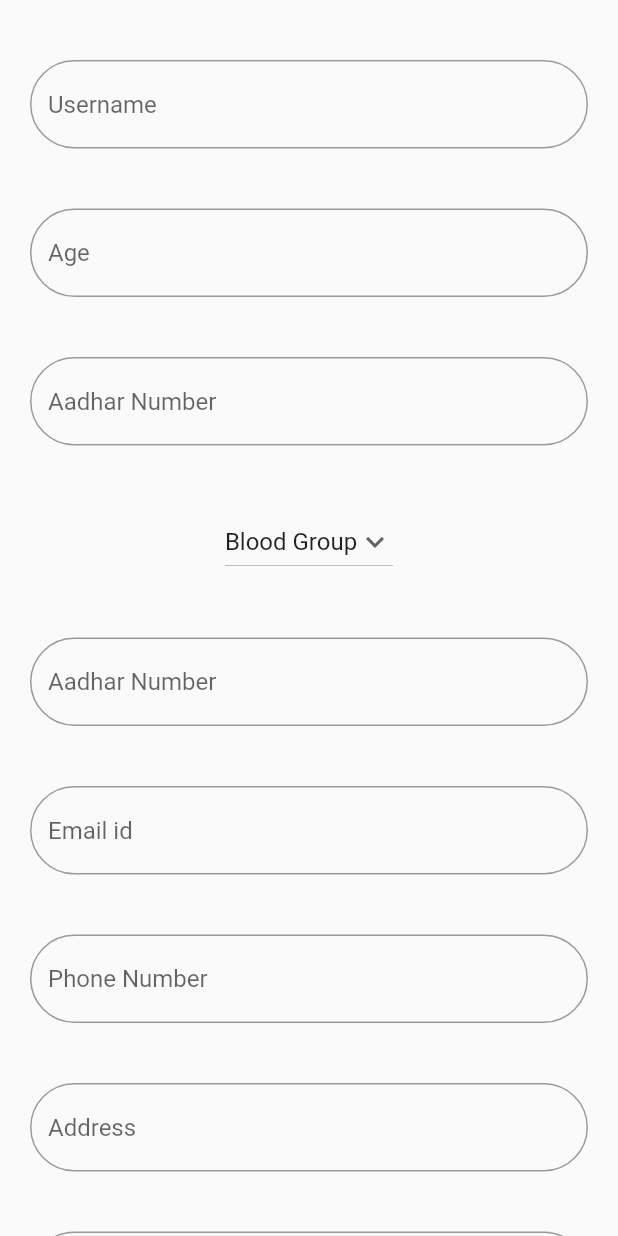
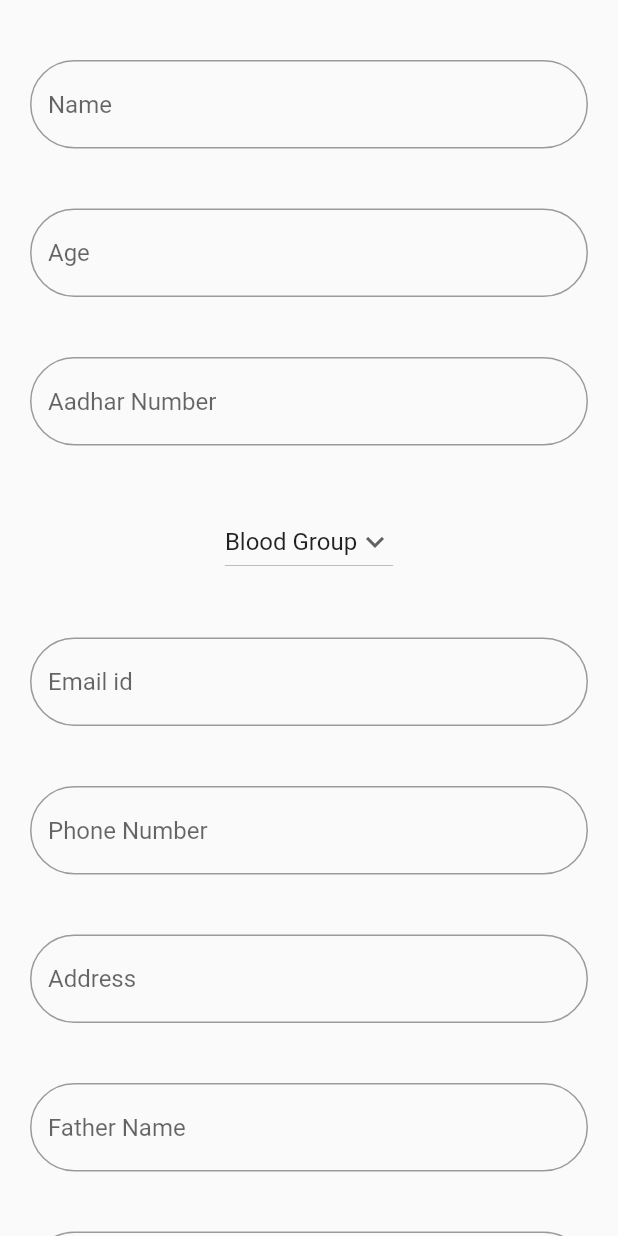
Before and after one commit to Rahulr2101/Vault, a Flutter app: the screen it shows after launch, on a phone screen of 412 x 824 dp. Run offline on Flutter 3.47's test engine with Material 2 defaults, Android fonts, the phone set to English and light mode, and no system bars; our stand-ins replace basic_utils, cloud_firestore, firebase_core; accounts and stored records are empty.

Commit message:
Completed Form with firestone

```diff
--- a/lib/form.dart
+++ b/lib/form.dart
@@ -1,5 +1,6 @@
 import 'package:flutter/material.dart';
 import 'package:cloud_firestore/cloud_firestore.dart';
+import 'package:basic_utils/basic_utils.dart';
 
 class form extends StatefulWidget {
   const form({super.key});
@@ -32,8 +33,9 @@ class _formState extends State<form> {
           padding: const EdgeInsets.only(left: 20, top: 40, right: 20),
           child: Column(children: [
             TextField(
+              controller: nameController,
               decoration: InputDecoration(
-                  hintText: 'Username',
+                  hintText: 'Name',
                   border: OutlineInputBorder(
                       borderRadius: BorderRadius.circular(40))),
             )
@@ -43,6 +45,7 @@ class _formState extends State<form> {
           padding: const EdgeInsets.only(left: 20, top: 40, right: 20),
           child: Column(children: [
             TextField(
+              controller: ageController,
               decoration: InputDecoration(
                   hintText: 'Age',
                   border: OutlineInputBorder(
@@ -54,6 +57,7 @@ class _formState extends State<form> {
           padding: const EdgeInsets.only(left: 20, top: 40, right: 20),
           child: Column(children: [
             TextField(
+              controller: aadharController,
               decoration: InputDecoration(
                   hintText: 'Aadhar Number',
                   border: OutlineInputBorder(
@@ -82,17 +86,7 @@ class _formState extends State<form> {
           padding: const EdgeInsets.only(left: 20, top: 40, right: 20),
           child: Column(children: [
             TextField(
-              decoration: InputDecoration(
-                  hintText: 'Aadhar Number',
-                  border: OutlineInputBorder(
-                      borderRadius: BorderRadius.circular(40))),
-            )
-          ]),
-        ),
-        Container(
-          padding: const EdgeInsets.only(left: 20, top: 40, right: 20),
-          child: Column(children: [
-            TextField(
+              controller: emailController,
               decoration: InputDecoration(
                   hintText: 'Email id',
                   border: OutlineInputBorder(
@@ -104,6 +98,7 @@ class _formState extends State<form> {
           padding: const EdgeInsets.only(left: 20, top: 40, right: 20),
           child: Column(children: [
             TextField(
+              controller: phoneController,
               decoration: InputDecoration(
                   hintText: 'Phone Number',
                   border: OutlineInputBorder(
@@ -115,6 +110,7 @@ class _formState extends State<form> {
           padding: const EdgeInsets.only(left: 20, top: 40, right: 20),
           child: Column(children: [
             TextField(
+              controller: aadharController,
               decoration: InputDecoration(
                   hintText: 'Address',
                   border: OutlineInputBorder(
@@ -126,6 +122,7 @@ class _formState extends State<form> {
           padding: const EdgeInsets.only(left: 20, top: 40, right: 20),
           child: Column(children: [
             TextField(
+              controller: fatherController,
               decoration: InputDecoration(
                   hintText: 'Father Name',
                   border: OutlineInputBorder(
@@ -137,6 +134,7 @@ class _formState extends State<form> {
           padding: const EdgeInsets.only(left: 20, top: 40, right: 20),
           child: Column(children: [
             TextField(
+              controller: motherController,
               decoration: InputDecoration(
                   hintText: 'Mother Name',
                   border: OutlineInputBorder(
@@ -144,16 +142,22 @@ class _formState extends State<form> {
             )
           ]),
         ),
+        ElevatedButton(
+            onPressed: signIn,
+            child: Text(
+              'Done',
+              style: TextStyle(fontWeight: FontWeight.w500, fontSize: 20),
+            ))
       ]),
     )));
   }
 
   Future<void> signIn() async {
-    await firestoreInstance.collection("users").doc("user1").set({
+    await firestoreInstance.collection("Userdata").doc("user1").set({
       'name': nameController.text.trim(),
       'email': emailController.text.trim(),
-      'age': ageController.text.trim(),
-      'aadhar': aadharController.text.trim(),
+      'age': int.parse(ageController.text.trim()),
+      'aadhar': int.parse(aadharController.text.trim()),
       'blood_group': bloodGroupController.text.trim(),
       'phone': phoneController.text.trim(),
       'address': addressController.text.trim(),
--- a/pubspec.yaml
+++ b/pubspec.yaml
@@ -36,7 +36,7 @@ dependencies:
   # Use with the CupertinoIcons class for iOS style icons.
   cupertino_icons: ^1.0.2
   firebase_core: ^2.10.0
-
+  basic_utils: ^5.5.3
   cloud_firestore: ^4.5.2
 
 dev_dependencies:
```
Also changed, not shown: pubspec.lock.
